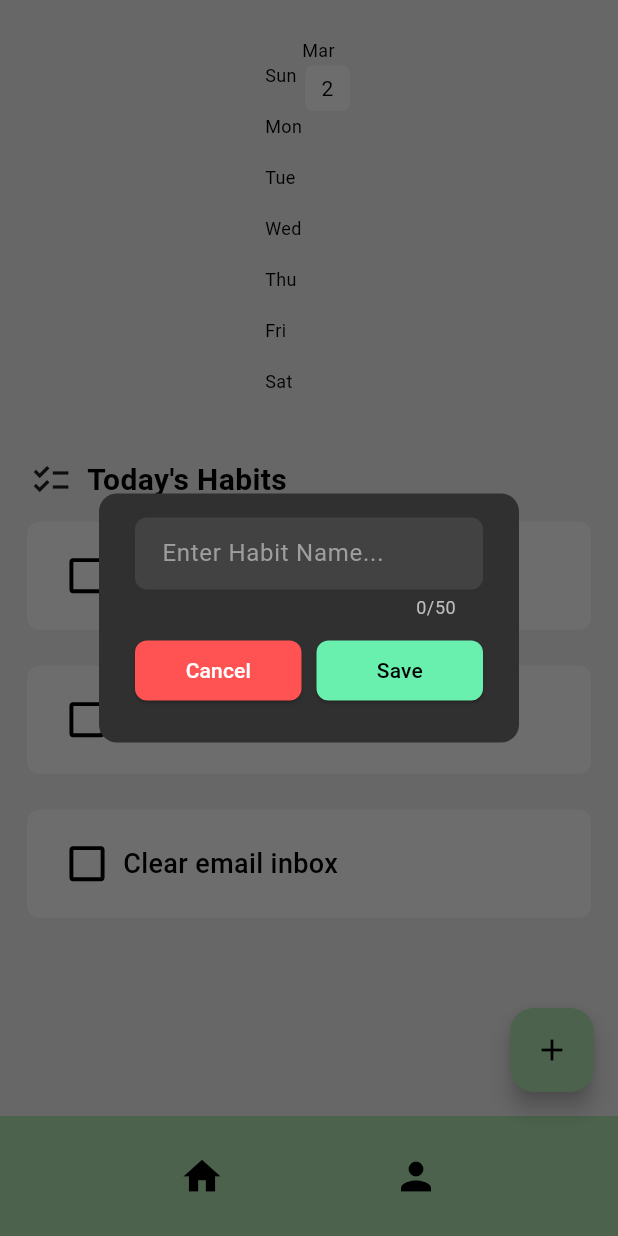
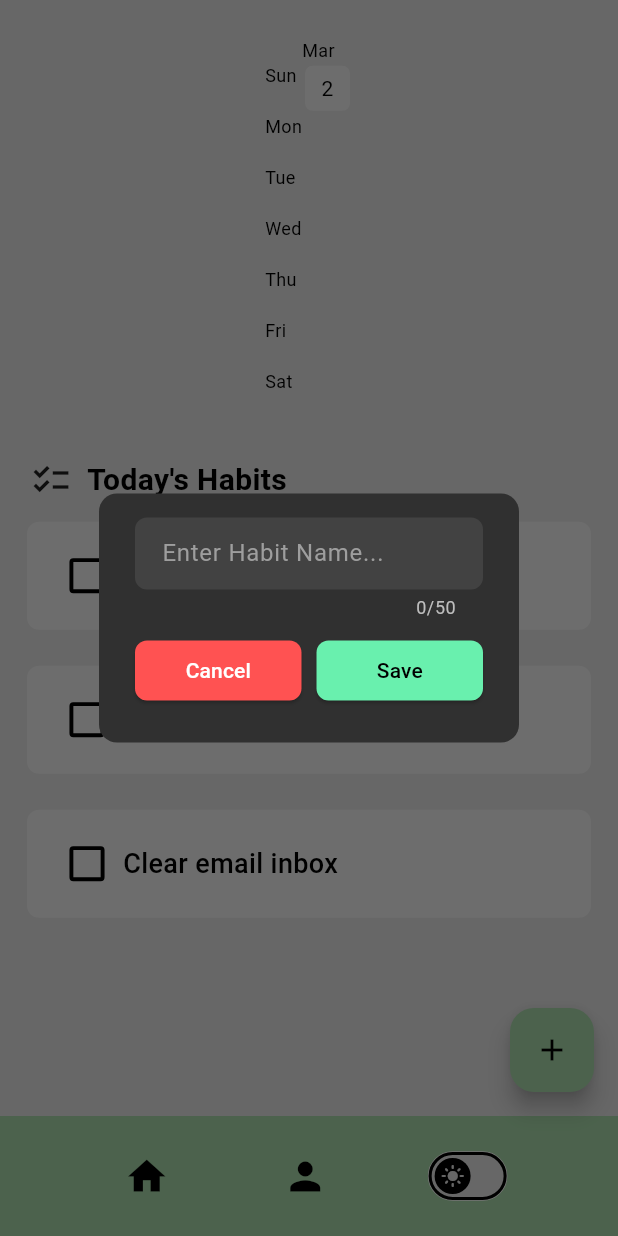
Before and after one commit to SQ77/trackIt, a Flutter app: the screen it shows after launch, after a tap on the "add" icon, on a phone screen of 412 x 824 dp. Run offline on Flutter 3.47's test engine with Material 3 defaults, Android fonts, the light colour scheme and no system bars; drawn by our look-alikes of flutter_heatmap_calendar, flutter_slidable; our stand-ins replace hive_flutter; missing offline and left inert: flutter_confetti; accounts and stored records are empty.

Commit message:
Add dark mode switch

```diff
--- a/lib/components/bottom_navbar.dart
+++ b/lib/components/bottom_navbar.dart
@@ -1,6 +1,9 @@
 import 'package:flutter/material.dart';
+import 'package:provider/provider.dart';
 import 'package:trackit/pages/profile_page.dart';
 import 'package:trackit/pages/home_page.dart';
+import 'package:trackit/theme/theme.dart';
+import 'package:trackit/theme/theme_provider.dart';
 
 class BottomNavbar extends StatelessWidget {
   const BottomNavbar({super.key});
@@ -21,6 +24,14 @@ class BottomNavbar extends StatelessWidget {
 
   @override
   Widget build(BuildContext context) {
+    final themeProvider = Provider.of<ThemeProvider>(context);
+
+    const WidgetStateProperty<Icon> thumbIcon =
+        WidgetStateProperty<Icon>.fromMap(<WidgetStatesConstraint, Icon>{
+          WidgetState.selected: Icon(Icons.dark_mode, color: Colors.white),
+          WidgetState.any: Icon(Icons.light_mode),
+        });
+
     return BottomAppBar(
       shape: CircularNotchedRectangle(),
       color: Theme.of(context).colorScheme.primary,
@@ -51,6 +62,23 @@ class BottomNavbar extends StatelessWidget {
             tooltip: "Profile",
             onPressed: () => navigateToProfile(context),
           ),
+          Container(
+            decoration: BoxDecoration(
+              border: Border.all(color: Colors.white, width: 1),
+              borderRadius: BorderRadius.all(Radius.circular(20)),
+            ),
+            child: SizedBox(
+              width: 51,
+              height: 31,
+              child: Switch(
+                thumbIcon: thumbIcon,
+                value: themeProvider.themeData == darkMode,
+                onChanged: (value) {
+                  themeProvider.toggleTheme();
+                },
+              ),
+            ),
+          ),
         ],
       ),
     );
--- a/lib/main.dart
+++ b/lib/main.dart
@@ -1,14 +1,20 @@
 import 'package:flutter/material.dart';
+import 'package:provider/provider.dart';
 import 'package:trackit/pages/home_page.dart';
 import 'package:hive_flutter/hive_flutter.dart';
-import 'package:trackit/theme/theme.dart';
+import 'package:trackit/theme/theme_provider.dart';
 
 void main() async {
   await Hive.initFlutter();
 
   await Hive.openBox("Habit_DB");
 
-  runApp(const MyApp());
+  runApp(
+    ChangeNotifierProvider(
+      create: (context) => ThemeProvider(),
+      child: const MyApp(),
+    ),
+  );
 }
 
 class MyApp extends StatelessWidget {
@@ -18,8 +24,7 @@ class MyApp extends StatelessWidget {
   Widget build(BuildContext context) {
     return MaterialApp(
       debugShowCheckedModeBanner: false,
-      theme: lightMode,
-      darkTheme: darkMode,
+      theme: Provider.of<ThemeProvider>(context).themeData,
       home: HomePage(),
     );
   }
--- /dev/null
+++ b/lib/theme/theme_provider.dart
@@ -0,0 +1,21 @@
+import 'package:trackit/theme/theme.dart';
+import 'package:flutter/material.dart';
+
+class ThemeProvider with ChangeNotifier {
+  ThemeData _themeData = lightMode;
+
+  ThemeData get themeData => _themeData;
+
+  set themeData(ThemeData themeData) {
+    _themeData = themeData;
+    notifyListeners();
+  }
+
+  void toggleTheme() {
+    if (_themeData == lightMode) {
+      themeData = darkMode;
+    } else {
+      themeData = lightMode;
+    }
+  }
+}
```
